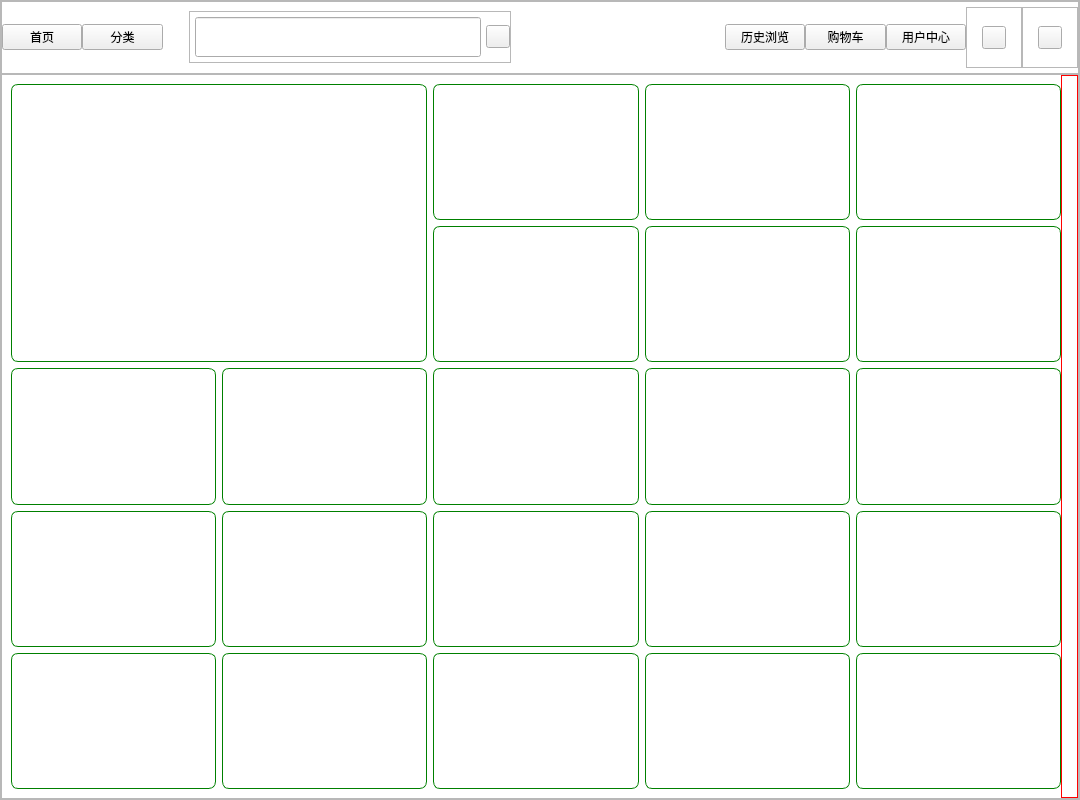
Above: app/static/ui/main.ui from Yuan-Bai/ECP before the change. Below: the same form after it.
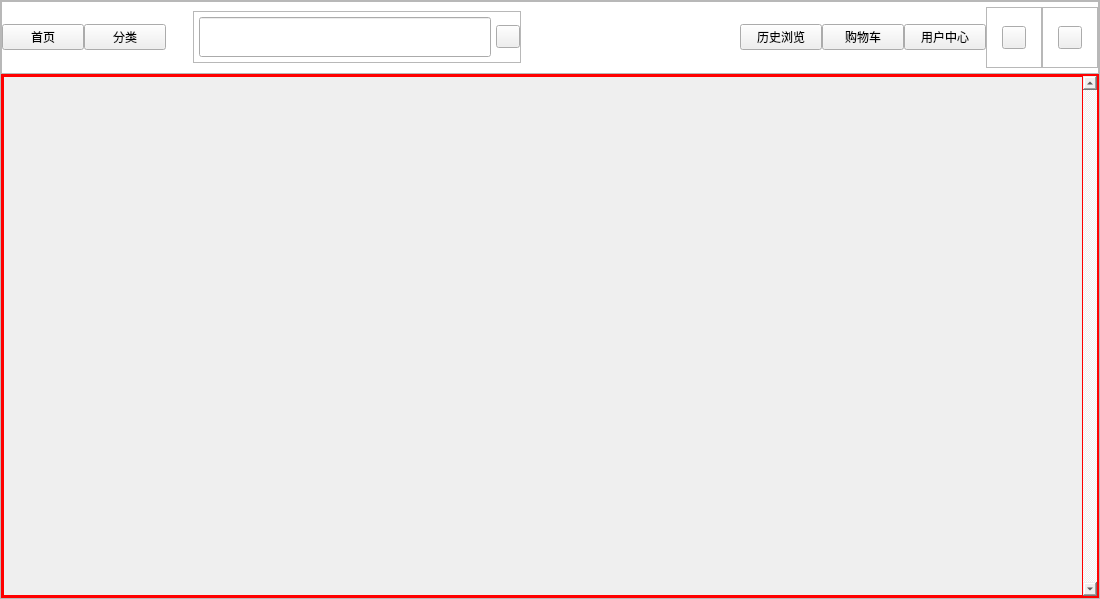
That is the form after the change.

```diff
--- a/app/static/ui/main.ui
+++ b/app/static/ui/main.ui
@@ -6,8 +6,8 @@
    <rect>
     <x>0</x>
     <y>0</y>
-    <width>1080</width>
-    <height>800</height>
+    <width>1100</width>
+    <height>599</height>
    </rect>
   </property>
   <property name="windowTitle">
@@ -310,286 +310,83 @@
        </item>
        <item>
         <widget class="QFrame" name="frame_bady">
-         <property name="frameShape">
-          <enum>QFrame::StyledPanel</enum>
-         </property>
-         <property name="frameShadow">
-          <enum>QFrame::Raised</enum>
-         </property>
-         <layout class="QHBoxLayout" name="horizontalLayout_2" stretch="63,1">
-          <property name="spacing">
-           <number>0</number>
-          </property>
-          <property name="leftMargin">
-           <number>0</number>
-          </property>
-          <property name="topMargin">
-           <number>0</number>
-          </property>
-          <property name="rightMargin">
-           <number>0</number>
-          </property>
-          <property name="bottomMargin">
-           <number>0</number>
-          </property>
-          <item>
-           <widget class="QFrame" name="frame_displayArea">
-            <property name="styleSheet">
-             <string notr="true">QFrame{
-	border:1px solid green;
-	border-radius:7px;
-}
-#frame_displayArea{
-	border:0px solid green;
-	border-radius:0px;
-}</string>
-            </property>
-            <property name="frameShape">
-             <enum>QFrame::StyledPanel</enum>
-            </property>
-            <property name="frameShadow">
-             <enum>QFrame::Raised</enum>
-            </property>
-            <layout class="QGridLayout" name="gridLayout">
-             <property name="rightMargin">
-              <number>0</number>
-             </property>
-             <item row="0" column="2">
-              <widget class="QFrame" name="frame_goods1">
-               <property name="frameShape">
-                <enum>QFrame::StyledPanel</enum>
-               </property>
-               <property name="frameShadow">
-                <enum>QFrame::Raised</enum>
-               </property>
-              </widget>
-             </item>
-             <item row="0" column="3">
-              <widget class="QFrame" name="frame_goods2">
-               <property name="frameShape">
-                <enum>QFrame::StyledPanel</enum>
-               </property>
-               <property name="frameShadow">
-                <enum>QFrame::Raised</enum>
-               </property>
-              </widget>
-             </item>
-             <item row="0" column="4">
-              <widget class="QFrame" name="frame_goods3">
-               <property name="frameShape">
-                <enum>QFrame::StyledPanel</enum>
-               </property>
-               <property name="frameShadow">
-                <enum>QFrame::Raised</enum>
-               </property>
-              </widget>
-             </item>
-             <item row="1" column="2">
-              <widget class="QFrame" name="frame_goods4">
-               <property name="frameShape">
-                <enum>QFrame::StyledPanel</enum>
-               </property>
-               <property name="frameShadow">
-                <enum>QFrame::Raised</enum>
-               </property>
-              </widget>
-             </item>
-             <item row="1" column="3">
-              <widget class="QFrame" name="frame_goods5">
-               <property name="frameShape">
-                <enum>QFrame::StyledPanel</enum>
-               </property>
-               <property name="frameShadow">
-                <enum>QFrame::Raised</enum>
-               </property>
-              </widget>
-             </item>
-             <item row="1" column="4">
-              <widget class="QFrame" name="frame_goods6">
-               <property name="frameShape">
-                <enum>QFrame::StyledPanel</enum>
-               </property>
-               <property name="frameShadow">
-                <enum>QFrame::Raised</enum>
-               </property>
-              </widget>
-             </item>
-             <item row="2" column="0">
-              <widget class="QFrame" name="frame_goods7">
-               <property name="frameShape">
-                <enum>QFrame::StyledPanel</enum>
-               </property>
-               <property name="frameShadow">
-                <enum>QFrame::Raised</enum>
-               </property>
-              </widget>
-             </item>
-             <item row="2" column="1">
-              <widget class="QFrame" name="frame_goods8">
-               <property name="frameShape">
-                <enum>QFrame::StyledPanel</enum>
-               </property>
-               <property name="frameShadow">
-                <enum>QFrame::Raised</enum>
-               </property>
-              </widget>
-             </item>
-             <item row="2" column="2">
-              <widget class="QFrame" name="frame_goods9">
-               <property name="frameShape">
-                <enum>QFrame::StyledPanel</enum>
-               </property>
-               <property name="frameShadow">
-                <enum>QFrame::Raised</enum>
-               </property>
-              </widget>
-             </item>
-             <item row="2" column="3">
-              <widget class="QFrame" name="frame_goods10">
-               <property name="frameShape">
-                <enum>QFrame::StyledPanel</enum>
-               </property>
-               <property name="frameShadow">
-                <enum>QFrame::Raised</enum>
-               </property>
-              </widget>
-             </item>
-             <item row="2" column="4">
-              <widget class="QFrame" name="frame_goods11">
-               <property name="frameShape">
-                <enum>QFrame::StyledPanel</enum>
-               </property>
-               <property name="frameShadow">
-                <enum>QFrame::Raised</enum>
-               </property>
-              </widget>
-             </item>
-             <item row="3" column="0">
-              <widget class="QFrame" name="frame_goods12">
-               <property name="frameShape">
-                <enum>QFrame::StyledPanel</enum>
-               </property>
-               <property name="frameShadow">
-                <enum>QFrame::Raised</enum>
-               </property>
-              </widget>
-             </item>
-             <item row="3" column="1">
-              <widget class="QFrame" name="frame_goods13">
-               <property name="frameShape">
-                <enum>QFrame::StyledPanel</enum>
-               </property>
-               <property name="frameShadow">
-                <enum>QFrame::Raised</enum>
-               </property>
-              </widget>
-             </item>
-             <item row="3" column="2">
-              <widget class="QFrame" name="frame_goods14">
-               <property name="frameShape">
-                <enum>QFrame::StyledPanel</enum>
-               </property>
-               <property name="frameShadow">
-                <enum>QFrame::Raised</enum>
-               </property>
-              </widget>
-             </item>
-             <item row="3" column="3">
-              <widget class="QFrame" name="frame_goods15">
-               <property name="frameShape">
-                <enum>QFrame::StyledPanel</enum>
-               </property>
-               <property name="frameShadow">
-                <enum>QFrame::Raised</enum>
-               </property>
-              </widget>
-             </item>
-             <item row="3" column="4">
-              <widget class="QFrame" name="frame_goods16">
-               <property name="frameShape">
-                <enum>QFrame::StyledPanel</enum>
-               </property>
-               <property name="frameShadow">
-                <enum>QFrame::Raised</enum>
-               </property>
-              </widget>
-             </item>
-             <item row="4" column="0">
-              <widget class="QFrame" name="frame_goods17">
-               <property name="frameShape">
-                <enum>QFrame::StyledPanel</enum>
-               </property>
-               <property name="frameShadow">
-                <enum>QFrame::Raised</enum>
-               </property>
-              </widget>
-             </item>
-             <item row="4" column="1">
-              <widget class="QFrame" name="frame_goods18">
-               <property name="frameShape">
-                <enum>QFrame::StyledPanel</enum>
-               </property>
-               <property name="frameShadow">
-                <enum>QFrame::Raised</enum>
-               </property>
-              </widget>
-             </item>
-             <item row="4" column="2">
-              <widget class="QFrame" name="frame_goods19">
-               <property name="frameShape">
-                <enum>QFrame::StyledPanel</enum>
-               </property>
-               <property name="frameShadow">
-                <enum>QFrame::Raised</enum>
-               </property>
-              </widget>
-             </item>
-             <item row="4" column="3">
-              <widget class="QFrame" name="frame_goods20">
-               <property name="frameShape">
-                <enum>QFrame::StyledPanel</enum>
-               </property>
-               <property name="frameShadow">
-                <enum>QFrame::Raised</enum>
-               </property>
-              </widget>
-             </item>
-             <item row="4" column="4">
-              <widget class="QFrame" name="frame_goods21">
-               <property name="frameShape">
-                <enum>QFrame::StyledPanel</enum>
-               </property>
-               <property name="frameShadow">
-                <enum>QFrame::Raised</enum>
-               </property>
-              </widget>
-             </item>
-             <item row="0" column="0" rowspan="2" colspan="2">
-              <widget class="QFrame" name="frame_rotationArea">
-               <property name="frameShape">
-                <enum>QFrame::StyledPanel</enum>
-               </property>
-               <property name="frameShadow">
-                <enum>QFrame::Raised</enum>
-               </property>
-              </widget>
-             </item>
-            </layout>
-           </widget>
-          </item>
-          <item>
-           <widget class="QFrame" name="frame_verticalSlider">
-            <property name="styleSheet">
-             <string notr="true">QFrame{
+         <property name="styleSheet">
+          <string notr="true">QWidget{
 	border:1px solid red;
 }</string>
+         </property>
+         <property name="frameShape">
+          <enum>QFrame::StyledPanel</enum>
+         </property>
+         <property name="frameShadow">
+          <enum>QFrame::Raised</enum>
+         </property>
+         <layout class="QHBoxLayout" name="horizontalLayout_2" stretch="0">
+          <property name="spacing">
+           <number>0</number>
+          </property>
+          <property name="leftMargin">
+           <number>0</number>
+          </property>
+          <property name="topMargin">
+           <number>0</number>
+          </property>
+          <property name="rightMargin">
+           <number>0</number>
+          </property>
+          <property name="bottomMargin">
+           <number>0</number>
+          </property>
+          <item>
+           <widget class="QScrollArea" name="scrollArea">
+            <property name="enabled">
+             <bool>true</bool>
             </property>
-            <property name="frameShape">
-             <enum>QFrame::StyledPanel</enum>
+            <property name="focusPolicy">
+             <enum>Qt::StrongFocus</enum>
             </property>
-            <property name="frameShadow">
-             <enum>QFrame::Raised</enum>
+            <property name="styleSheet">
+             <string notr="true"/>
             </property>
+            <property name="verticalScrollBarPolicy">
+             <enum>Qt::ScrollBarAlwaysOn</enum>
+            </property>
+            <property name="horizontalScrollBarPolicy">
+             <enum>Qt::ScrollBarAlwaysOff</enum>
+            </property>
+            <property name="widgetResizable">
+             <bool>true</bool>
+            </property>
+            <widget class="QWidget" name="scrollAreaWidgetContents">
+             <property name="geometry">
+              <rect>
+               <x>0</x>
+               <y>0</y>
+               <width>1077</width>
+               <height>521</height>
+              </rect>
+             </property>
+             <property name="minimumSize">
+              <size>
+               <width>0</width>
+               <height>0</height>
+              </size>
+             </property>
+             <property name="styleSheet">
+              <string notr="true"/>
+             </property>
+             <layout class="QGridLayout" name="gridLayout" columnstretch="0">
+              <property name="leftMargin">
+               <number>5</number>
+              </property>
+              <property name="rightMargin">
+               <number>0</number>
+              </property>
+              <property name="horizontalSpacing">
+               <number>6</number>
+              </property>
+             </layout>
+            </widget>
            </widget>
           </item>
          </layout>
```
Left out of the diff: 5 changed lines with no effect on the pictures.
